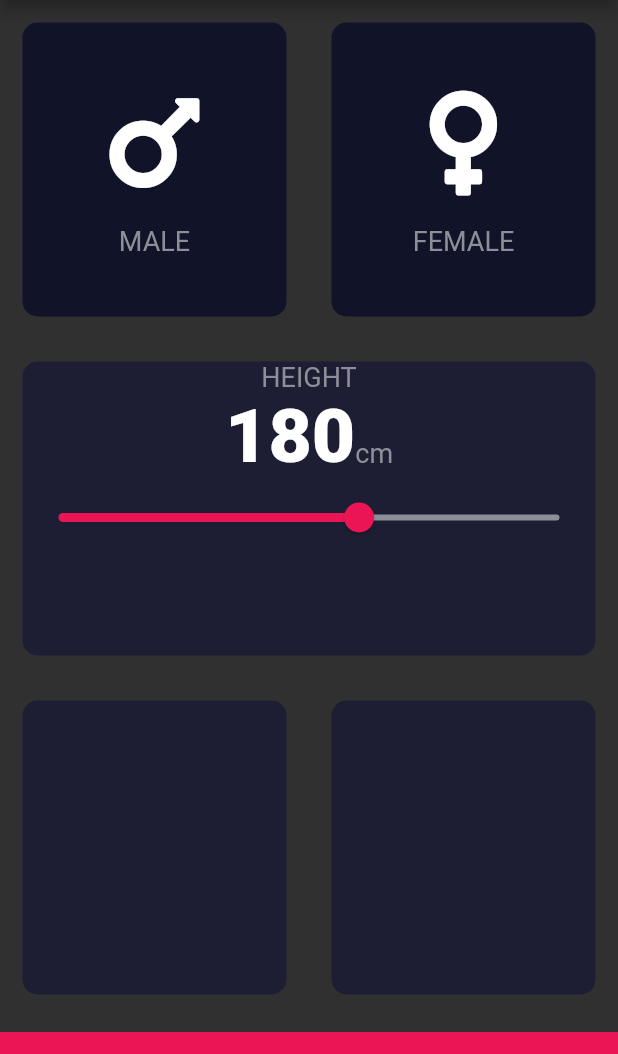
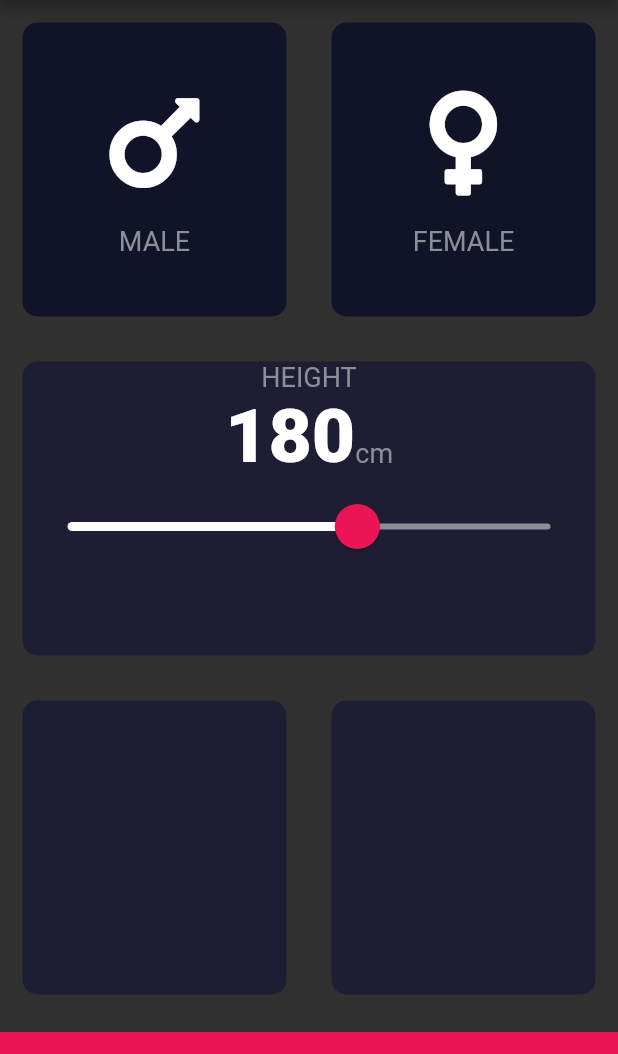
Before and after one commit to FilippBerzenin/bmi_calculator_flutter, a Flutter app: the screen it shows after launch, on a phone screen of 412 x 824 dp, the part 84-1138 px from its top. Run offline on Flutter 3.47's test engine with Material 2 defaults, Android fonts, the phone set to English and light mode, and no system bars; our stand-ins replace font_awesome_flutter.

Commit message:
added slider coloring

```diff
--- a/lib/InputPage.dart
+++ b/lib/InputPage.dart
@@ -97,17 +97,26 @@ class _InputPageState extends State<InputPage> {
                       ),
                     ],
                   ),
-                  Slider(
+                  SliderTheme(
+                    data: SliderTheme.of(context).copyWith(
+                      activeTrackColor: Colors.white,
+                      thumbColor: Color(0xFFEB1555),
+                      overlayColor: Color(0x29EB1555),
+                      thumbShape:
+                          RoundSliderThumbShape(enabledThumbRadius: 15.0),
+                      overlayShape: RoundSliderOverlayShape(overlayRadius: 30),
+                    ),
+                    child: Slider(
                       value: (hight.toDouble()),
                       min: 120.0,
                       max: 220.0,
-                    activeColor: Color(0xFFEB1555),
                       inactiveColor: Color(0xFF8D8E98),
                       onChanged: (newValue) {
                         setState(() {
                           hight = newValue.round();
                         });
                       },
+                    ),
                   ),
                 ],
               ),
```
Lines whose indentation alone changed are shown as unchanged.
